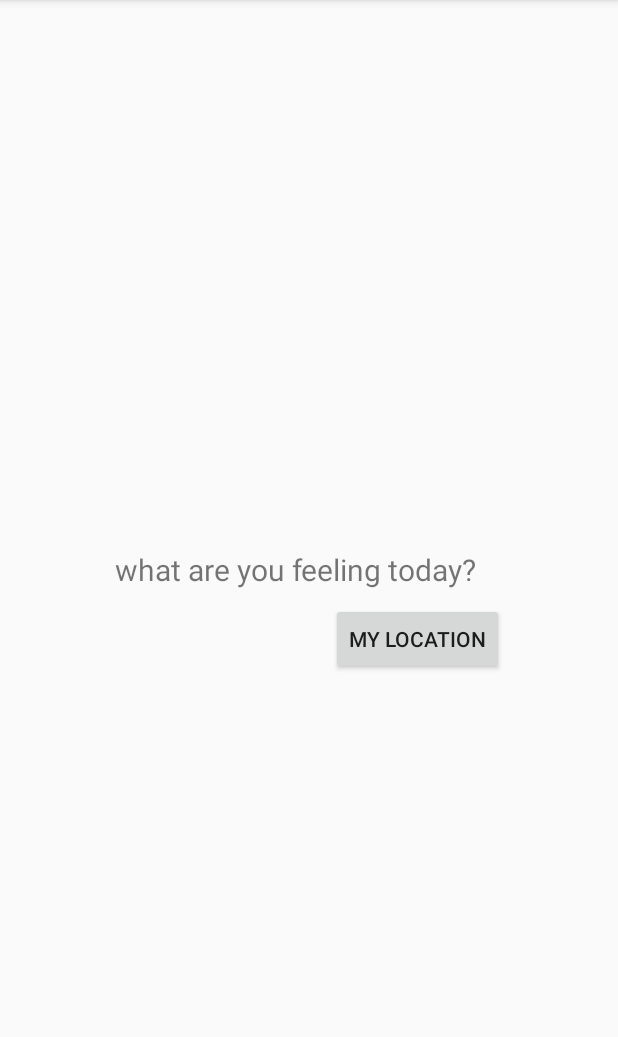
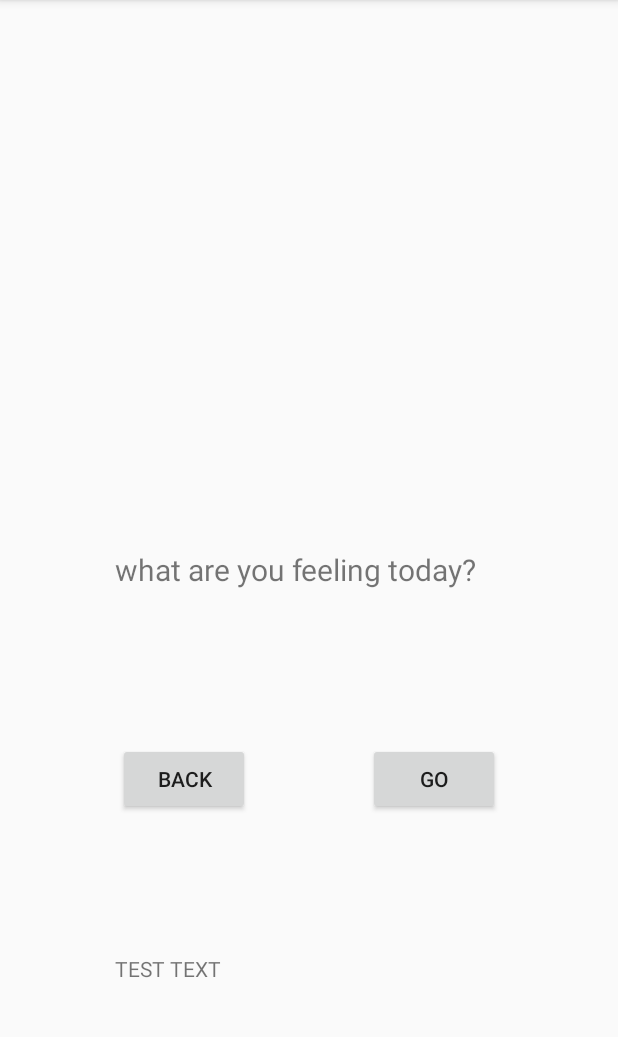
Before and after one commit to MoocowTheGodly/RollTheScones, an Android app: the screen it shows after launch (MainActivity), after a tap on "MY LOCATION", on a phone screen of 412 x 824 dp, the part 84-1121 px from its top. Run offline under Robolectric (Android 15) with nearby library versions, the light colour scheme and no system bars; Roboto replaces fonts that are not available here.

Commit message:
retrieving from google places api. just good enough for demo, currently displaying random restaurant from request type restaurant

```diff
--- a/app/src/main/java/edu/cs371m/rollthescones/MainActivity.kt
+++ b/app/src/main/java/edu/cs371m/rollthescones/MainActivity.kt
@@ -3,6 +3,7 @@ package edu.cs371m.rollthescones
 import android.Manifest
 import android.content.pm.PackageManager
 import android.location.Geocoder
+import android.location.Location
 import android.os.Bundle
 import android.util.Log
 import com.google.android.material.snackbar.Snackbar
@@ -10,18 +11,35 @@ import androidx.appcompat.app.AppCompatActivity
 import android.view.Menu
 import android.view.MenuItem
 import android.widget.Button
+import android.widget.EditText
+import android.widget.TextView
 import androidx.core.app.ActivityCompat
 import androidx.core.content.ContextCompat
 import androidx.core.view.isInvisible
+import androidx.lifecycle.Observer
+import androidx.lifecycle.ViewModelProviders
+
+
+import com.google.android.gms.maps.*
+import com.google.android.gms.maps.model.LatLng
+import com.google.android.gms.location.FusedLocationProviderClient
+import com.google.android.gms.location.LocationServices
+
 
 
 
 import kotlinx.android.synthetic.main.activity_main.*
+import okhttp3.OkHttpClient
 
 class MainActivity : AppCompatActivity() {
 
     private lateinit var geocoder: Geocoder
+    private lateinit var fusedLocationProviderClient: FusedLocationProviderClient
+    private lateinit var lastKnownLocation: Location
+    private lateinit var viewModel: MainViewModel
+
     private val LOCATION_REQUEST_CODE = 101
+    var destination = ""
 
 
     override fun onCreate(savedInstanceState: Bundle?) {
@@ -29,33 +47,85 @@ class MainActivity : AppCompatActivity() {
         setContentView(R.layout.activity_main)
         setSupportActionBar(toolbar)
 
-        initButtons()
+
+
+        geocoder = Geocoder(this)
+        fusedLocationProviderClient = LocationServices.getFusedLocationProviderClient(this)
+        viewModel = ViewModelProviders.of(this).get(MainViewModel::class.java)
+        val testText = findViewById<TextView>(R.id.testText)
+        viewModel.observePlaces().observe(this, Observer {
+            var rand = (0 until it.size).random()
+            testText.text = it[rand].name
+        })
+
         //get location perms from user
         val permission = ContextCompat.checkSelfPermission(this,
             Manifest.permission.ACCESS_FINE_LOCATION)
         if (permission == PackageManager.PERMISSION_GRANTED) {
             Log.d("help", "mylocation enabled")
+            var locationResult = fusedLocationProviderClient.lastLocation
+            locationResult.addOnCompleteListener {
+                if (it.isSuccessful) {
+                    lastKnownLocation = it.result!!
+                }
+                else {
+                    Log.d("Error", "Last location came back with no result")
+                }
+            }
+
         } else {
             requestPermission(
                 Manifest.permission.ACCESS_FINE_LOCATION,
                 LOCATION_REQUEST_CODE)
         }
 
-        //val fusedLocationProviderClient = LocationServices.get
-        geocoder = Geocoder(this)
 
-
-
+        initButtons()
     }
 
     fun initButtons() {
+        //TODO: VERY VERY VERY WRONG USE FRAGMENT INSTEAD OF CHANGING VISIBILITY!!!!!!!
         var buttonMyLoc = findViewById<Button>(R.id.buttonMyLoc)
         var buttonCustLoc = findViewById<Button>(R.id.buttonCustLoc)
+        var buttonBack = findViewById<Button>(R.id.buttonBack)
+        var editText = findViewById<EditText>(R.id.addressET)
+        var buttonGo = findViewById<Button>(R.id.buttonGo)
+        var myLocUsed = false
         buttonMyLoc.setOnClickListener {
+            buttonMyLoc.isInvisible = true
             buttonCustLoc.isInvisible = true
+            buttonGo.isInvisible = false
+            buttonBack.isInvisible = false
+            myLocUsed = true
         }
         buttonCustLoc.setOnClickListener {
+            editText.isInvisible = false
+            buttonCustLoc.isInvisible = true
             buttonMyLoc.isInvisible = true
+            buttonGo.isInvisible = false
+            buttonBack.isInvisible = false
+            myLocUsed = false
+        }
+        buttonGo.setOnClickListener {
+            var address = ""
+            if (myLocUsed) {
+                address = geocoder.getFromLocation(lastKnownLocation.latitude, lastKnownLocation.longitude, 1)[0].toString()
+                //var latLong = lastKnownLocation.latitude.toString() + "," + lastKnownLocation.longitude.toString()
+                //placeRepository.getRestaurants("restaurant", latLong, 1)
+                viewModel.latLong.value = lastKnownLocation.latitude.toString() + "," + lastKnownLocation.longitude.toString()
+                viewModel.netFetchRestaurant()
+            }
+            else {
+                address = editText.text.toString()
+            }
+
+        }
+        buttonBack.setOnClickListener {
+            buttonMyLoc.isInvisible = false
+            buttonCustLoc.isInvisible = false
+            buttonBack.isInvisible = true
+            buttonGo.isInvisible = true
+            editText.isInvisible = true
         }
     }
 
--- /dev/null
+++ b/app/src/main/java/edu/cs371m/rollthescones/MainViewModel.kt
@@ -0,0 +1,27 @@
+package edu.cs371m.rollthescones
+
+import androidx.lifecycle.ViewModel
+import kotlinx.coroutines.Dispatchers
+import kotlinx.coroutines.launch
+import androidx.lifecycle.LiveData
+import androidx.lifecycle.MutableLiveData
+import androidx.lifecycle.viewModelScope
+
+class MainViewModel : ViewModel() {
+    private val placesApi = PlacesApi.create()
+    private val placeRepository = PlacesRepository(placesApi)
+    private val places = MutableLiveData<List<Restaurant>>()
+    var latLong = MutableLiveData<String>().apply {
+        value = ""
+    }
+    fun netFetchRestaurant() = viewModelScope.launch (
+        context = viewModelScope.coroutineContext + Dispatchers.IO) {
+        places.postValue(placeRepository.getRestaurants(latLong.value!!, 5000))
+    }
+
+    fun observePlaces():LiveData<List<Restaurant>> {
+        return places
+    }
+
+
+}
--- /dev/null
+++ b/app/src/main/java/edu/cs371m/rollthescones/PlacesApi.kt
@@ -0,0 +1,60 @@
+package edu.cs371m.rollthescones
+
+import com.google.android.gms.common.api.Result
+import com.google.gson.FieldAttributes
+import com.google.gson.GsonBuilder
+import okhttp3.HttpUrl
+import okhttp3.OkHttpClient
+import okhttp3.logging.HttpLoggingInterceptor
+import retrofit2.Call
+import retrofit2.Retrofit
+import retrofit2.converter.gson.GsonConverterFactory
+import retrofit2.http.GET
+import retrofit2.http.Path
+import retrofit2.http.Query
+
+interface PlacesApi {
+
+
+    @GET("maps/api/place/nearbysearch/json")
+    suspend fun getNearbyPlaces(
+        @Query("location") location: String,
+        @Query("radius") radius: Int?,
+        @Query("types") types: String,
+        @Query("key") key: String): Place
+
+
+    /*
+    //temporary hardcode for now
+    @GET("api/place/nearbysearch/json?sensor=true&key=AIzaSyCGasbYUduKIicNs7RjPWXxaefdiqHhEew")
+    fun getNearbyPlaces (): Call<PlaceResponse>
+    */
+
+
+    companion object {
+        private fun buildGsonConverterFactory(): GsonConverterFactory {
+            val gsonBuilder = GsonBuilder()
+            return GsonConverterFactory.create(gsonBuilder.create())
+        }
+        //private const val BASE_URL = "https://www.maps.googleapis.com/"
+        var httpurl = HttpUrl.Builder()
+            .scheme("https")
+            .host("maps.googleapis.com")
+            .build()
+        fun create(): PlacesApi = create(httpurl)
+        private fun create(httpUrl: HttpUrl): PlacesApi {
+
+            val client = OkHttpClient.Builder()
+                .addInterceptor(HttpLoggingInterceptor().apply {
+                    this.level = HttpLoggingInterceptor.Level.BASIC
+                })
+                .build()
+            return Retrofit.Builder()
+                .baseUrl(httpUrl)
+                .client(client)
+                .addConverterFactory(buildGsonConverterFactory())
+                .build()
+                .create(PlacesApi::class.java)
+        }
+    }
+}
--- /dev/null
+++ b/app/src/main/java/edu/cs371m/rollthescones/PlacesRepository.kt
@@ -0,0 +1,30 @@
+package edu.cs371m.rollthescones
+
+import com.google.gson.Gson
+
+class PlacesRepository (private val placesApi: PlacesApi) {
+
+    val gson = Gson()
+
+    /*
+    fun unpackRestaurants (response: Place): List<Restaurant>? {
+        var restaurants = mutableListOf<Restaurant>()
+        val size = response.results.size
+        for (i in 0 until size) {
+            restaurants.add(response.results[i])
+        }
+        return restaurants
+    }
+     */
+
+
+    suspend fun getRestaurants(location: String, radius: Int): List<Restaurant>? {
+        val response = placesApi.getNearbyPlaces(location, radius, "restaurant", "AIzaSyCGasbYUduKIicNs7RjPWXxaefdiqHhEew")
+        var restaurants = mutableListOf<Restaurant>()
+        val size = response.results.size
+        for (i in 0 until size) {
+            restaurants.add(response.results[i])
+        }
+        return restaurants
+    }
+}
--- a/app/src/main/res/layout/content_main.xml
+++ b/app/src/main/res/layout/content_main.xml
@@ -38,4 +38,45 @@
         app:layout_constraintStart_toStartOf="@+id/textView"
         app:layout_constraintTop_toBottomOf="@+id/textView" />
 
+    <EditText
+        android:id="@+id/addressET"
+        android:layout_width="wrap_content"
+        android:layout_height="wrap_content"
+        android:inputType="textPostalAddress"
+        android:imeOptions="actionDone"
+        android:ems="10"
+        android:hint="Address"
+        android:visibility="invisible"
+        app:layout_constraintStart_toStartOf="@+id/buttonCustLoc"
+        app:layout_constraintTop_toBottomOf="@+id/buttonCustLoc" />
+
+    <Button
+        android:id="@+id/buttonGo"
+        android:layout_width="wrap_content"
+        android:layout_height="wrap_content"
+        android:text="Go"
+        android:visibility="invisible"
+        app:layout_constraintEnd_toEndOf="parent"
+        app:layout_constraintStart_toEndOf="@+id/buttonBack"
+        app:layout_constraintTop_toBottomOf="@+id/addressET" />
+
+    <Button
+        android:id="@+id/buttonBack"
+        android:layout_width="wrap_content"
+        android:layout_height="wrap_content"
+        android:text="Back"
+        android:visibility="invisible"
+        app:layout_constraintEnd_toStartOf="@+id/buttonGo"
+        app:layout_constraintStart_toStartOf="parent"
+        app:layout_constraintTop_toBottomOf="@+id/addressET" />
+
+    <TextView
+        android:id="@+id/testText"
+        android:layout_width="267dp"
+        android:layout_height="39dp"
+        android:text="TEST TEXT"
+        app:layout_constraintBottom_toBottomOf="parent"
+        app:layout_constraintStart_toStartOf="@+id/addressET"
+        app:layout_constraintTop_toBottomOf="@+id/buttonBack" />
+
 </androidx.constraintlayout.widget.ConstraintLayout>
```
Also changed, not shown: app/build.gradle (+14 -1 lines), app/src/main/java/edu/cs371m/rollthescones/Place.kt (added, +13 -0 lines), app/src/main/java/edu/cs371m/rollthescones/Restaurant.kt (added, +13 -0 lines), 1 other file.
